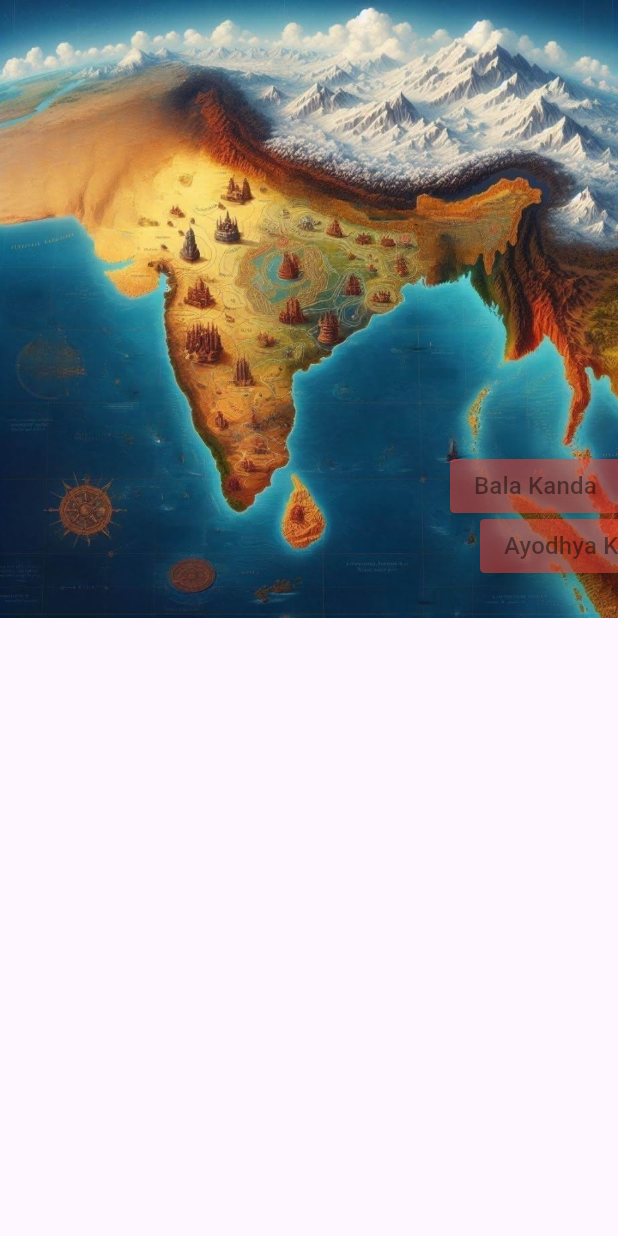
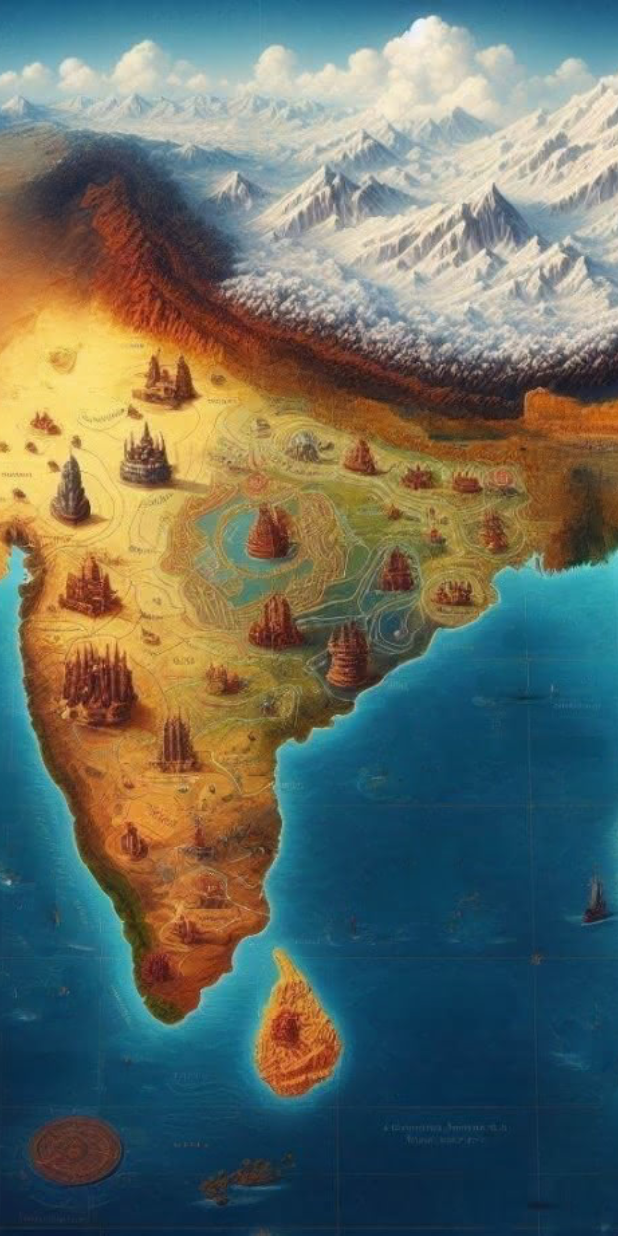
Before and after one commit to aruhant/rpg, a Flutter app: the screen it shows after launch, after a tap on the "music note" icon, after a tap on the "volume up" icon, after a tap on "Select Level", on a phone screen of 412 x 824 dp. Run offline on Flutter 3.47's test engine with Material 3 defaults, Android fonts, the phone set to English and light mode, and no system bars; our stand-ins replace easy_localization, logger, shared_preferences, video_player; missing offline and left inert: bonfire, flame_audio.

Commit message:
updated level map

```diff
--- a/app/assets/translations/en-US.json
+++ b/app/assets/translations/en-US.json
@@ -5,5 +5,7 @@
     "play_again": "Play Again",
     "try_again": "Try Again",
     "next_level": "Next Level",
+    "coming_soon": "Coming Soon!",
+    "close": "Close",
     "win_message": "You have successfully destroyed Lanka!"
 }
--- a/app/assets/translations/hi-IN.json
+++ b/app/assets/translations/hi-IN.json
@@ -4,6 +4,8 @@
     "game_over": "समाप्त",
     "play_again": "फिर से खेलें",
     "try_again": "फिर से प्रयास करें",
-    "win_message": "आपने लंका को सफलतापूर्वक दहन कर दिया है!",
-    "next_level": "अगला अध्याय"
+    "next_level": "अगला अध्याय",
+    "coming_soon": "जल्द ही आ रहा है",
+    "close": "ठीक है",
+    "win_message": "आपने लंका को सफलतापूर्वक दहन कर दिया है!"
 }
--- a/app/lib/level_picker/world_selector.dart
+++ b/app/lib/level_picker/world_selector.dart
@@ -1,3 +1,4 @@
+import 'package:easy_localization/easy_localization.dart';
 import 'package:flutter/material.dart';
 import 'package:ramayana/level_picker/level_slector.dart';
 import 'package:flutter/services.dart' show rootBundle;
@@ -37,24 +38,32 @@ class _WorldMapWidgetState extends State<WorldMapWidget> {
   @override
   Widget build(BuildContext context) {
     return Material(
-      child: SafeArea(
-        // minimum: const EdgeInsets.all(18.0),
-        child: SingleChildScrollView(
-            child: Stack(
-          children: [
-            Image.asset('assets/worlds/world_map.png'),
-            ...worlds.map((e) => WorldTile(
-                world: e,
-                onSlelect: () => setState(() {
-                      selectedWorld = e;
-                    }))),
-            if (selectedWorld != null)
-              Positioned(
-                  left: selectedWorld!.x - 100,
-                  top: selectedWorld!.y - 100,
-                  child: LevelSelector(world: selectedWorld!)),
-          ],
-        )),
+      color: Colors.red,
+      child: SingleChildScrollView(
+        child: Container(
+          color: Colors.green,
+          height: MediaQuery.of(context).size.height,
+          width: MediaQuery.of(context).size.width,
+          child: Stack(
+            fit: StackFit.expand,
+            children: [
+              Image.asset(
+                'assets/worlds/world_map.png',
+                fit: BoxFit.cover,
+              ),
+              //   ...worlds.map((e) => WorldTile(
+              //       world: e,
+              //       onSlelect: () => setState(() {
+              //             selectedWorld = e;
+              //           }))),
+              //   if (selectedWorld != null)
+              //     Positioned(
+              //         left: selectedWorld!.x - 100,
+              //         top: selectedWorld!.y - 100,
+              //         child: LevelSelector(world: selectedWorld!)),
+            ],
+          ),
+        ),
       ),
     );
   }
@@ -130,13 +139,13 @@ class LevelInfoDialog extends StatelessWidget {
   Widget build(BuildContext context) {
     return AlertDialog(
       title: Text(world.name ?? ''),
-      content: Text(world.info ?? 'Coming Soon!'),
+      content: Text(world.info ?? 'coming_soon'.tr()),
       actions: [
         TextButton(
           onPressed: () {
             Navigator.of(context).pop();
           },
-          child: const Text('Close'),
+          child: Text('close'.tr()),
         )
       ],
     );
```
Also changed, not shown: 3 other files.
